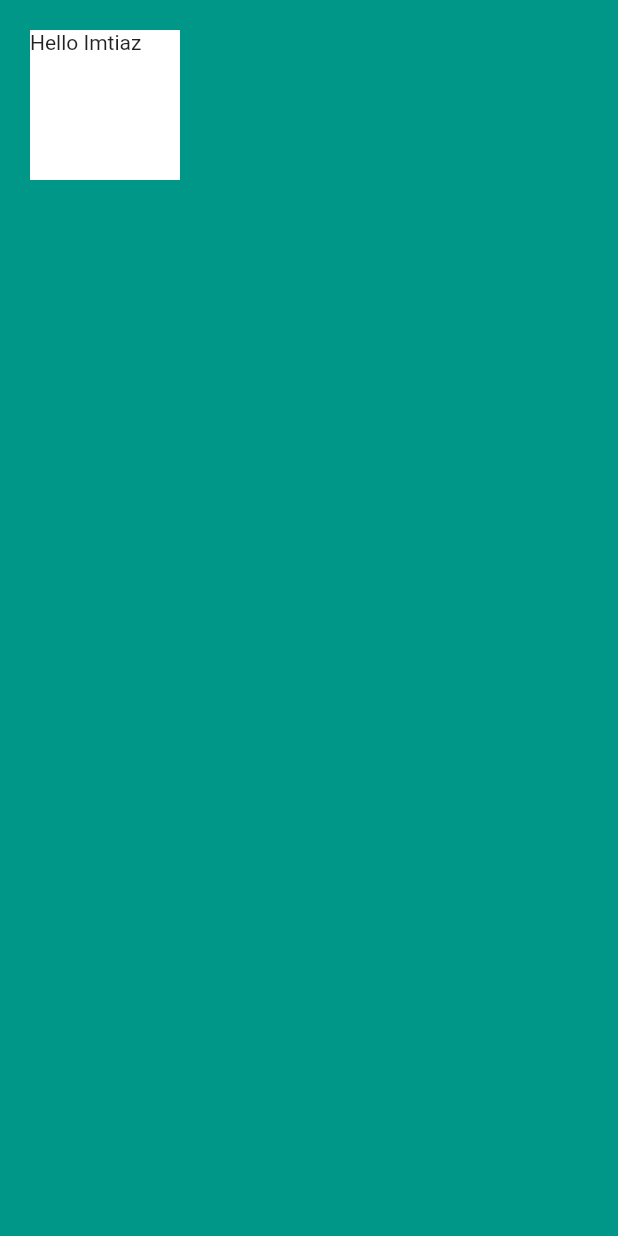
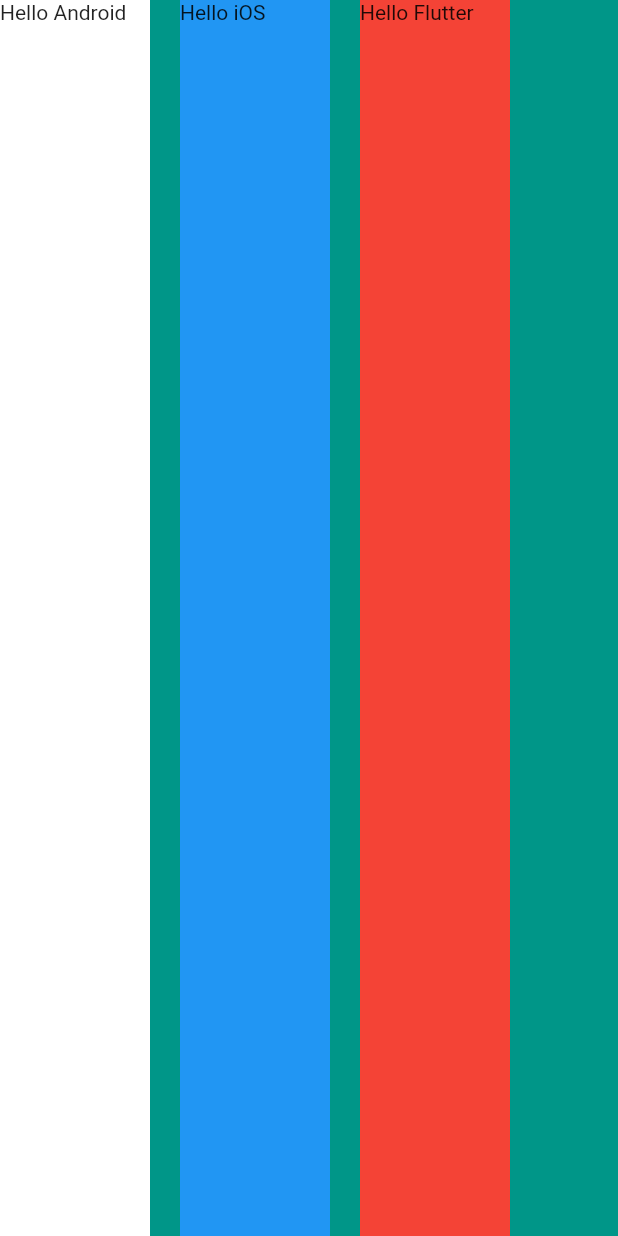
Before and after one commit to ImtiazDipto01/flutter-ui-profileapp, a Flutter app: the screen it shows after launch, on a phone screen of 412 x 824 dp. Run offline on Flutter 3.47's test engine with Material 2 defaults, Android fonts, the phone set to English and light mode, and no system bars.

Commit message:
ADD- multi child widget used(Column and row used)

```diff
--- a/lib/main.dart
+++ b/lib/main.dart
@@ -1,26 +1,106 @@
 import 'package:flutter/material.dart';
 
 void main() {
-  runApp(MyApp());
+  runApp(MyAppRow());
 }
 
-class MyApp extends StatelessWidget {
+class MyAppColumn extends StatelessWidget {
   @override
   Widget build(BuildContext context) {
     return MaterialApp(
       home: Scaffold(
         backgroundColor: Colors.teal,
         body: SafeArea(
-          child: Container(
-            height: 100.0,
-            width: 100.0,
-            margin: EdgeInsets.fromLTRB(
-                20.0, 20, 20, 20), // for single use you use only
-            color: Colors.white,
-            child: Text('Hello Imtiaz'),
+          child: Column(
+            //mainAxisSize: MainAxisSize.min,
+            //verticalDirection: VerticalDirection.up,
+            crossAxisAlignment: CrossAxisAlignment.stretch,
+            children: <Widget>[
+              Container(
+                height: 100.0,
+                /*margin: EdgeInsets.fromLTRB(
+                    20.0, 20, 20, 20),*/ // for single edge inside use you use 'only'
+                color: Colors.white,
+                child: Text('Hello Android'),
+              ),
+              SizedBox(
+                height: 20.0,
+              ),
+              Container(
+                height: 100.0,
+                /*margin: EdgeInsets.fromLTRB(
+                    20.0, 20, 20, 20),*/ // for single edge inside use you use 'only'
+                color: Colors.blue,
+                child: Text('Hello iOS'),
+              ),
+              Container(
+                height: 100.0,
+                /*margin: EdgeInsets.fromLTRB(
+                    20.0, 20, 20, 20),*/ // for single edge inside use you use 'only'
+                color: Colors.red,
+                child: Text('Hello Flutter'),
+              ),
+              /*Container(
+                //this container for taking any widget to end
+                // and use this after column : crossAxisAlignment: CrossAxisAlignment.end
+                width: double.infinity,
+              )*/
+            ],
           ),
         ),
       ),
     );
   }
 }
+
+class MyAppRow extends StatelessWidget {
+  @override
+  Widget build(BuildContext context) {
+    return MaterialApp(
+      home: Scaffold(
+        backgroundColor: Colors.teal,
+        body: SafeArea(
+          child: Row(
+            //mainAxisSize: MainAxisSize.min,
+            //verticalDirection: VerticalDirection.up,
+            crossAxisAlignment: CrossAxisAlignment.stretch,
+            children: <Widget>[
+              Container(
+                width: 100.0,
+                /*margin: EdgeInsets.fromLTRB(
+                    20.0, 20, 20, 20),*/ // for single edge inside use you use 'only'
+                color: Colors.white,
+                child: Text('Hello Android'),
+              ),
+              SizedBox(
+                width: 20.0,
+              ),
+              Container(
+                width: 100.0,
+                /*margin: EdgeInsets.fromLTRB(
+                    20.0, 20, 20, 20),*/ // for single edge inside use you use 'only'
+                color: Colors.blue,
+                child: Text('Hello iOS'),
+              ),
+              SizedBox(
+                width: 20.0,
+              ),
+              Container(
+                width: 100.0,
+                /*margin: EdgeInsets.fromLTRB(
+                    20.0, 20, 20, 20),*/ // for single edge inside use you use 'only'
+                color: Colors.red,
+                child: Text('Hello Flutter'),
+              ),
+              /*Container(
+                //this container for taking any widget to end
+                // and use this after column : crossAxisAlignment: CrossAxisAlignment.end
+                width: double.infinity,
+              )*/
+            ],
+          ),
+        ),
+      ),
+    );
+  }
+}
```
